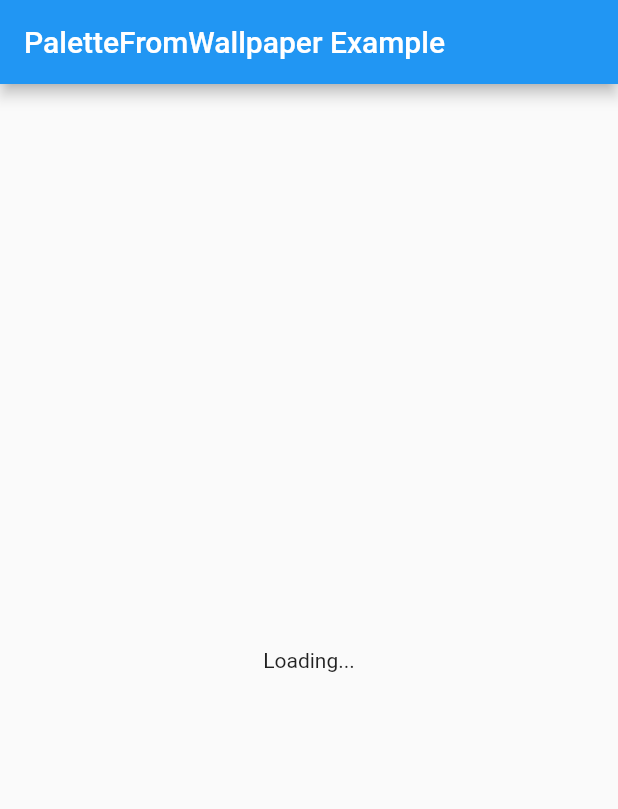
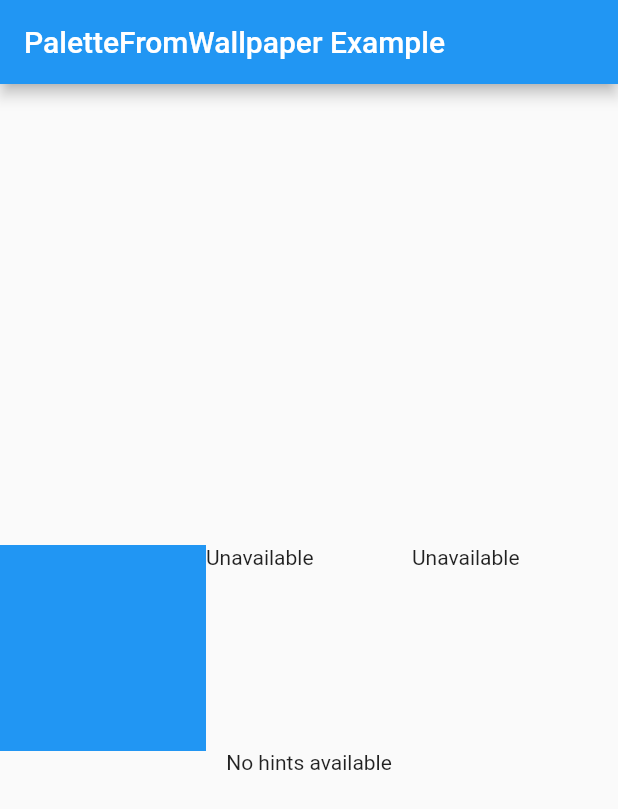
Before and after one commit to KalilDev/palette_from_wallpaper, a Flutter app: the screen it shows after launch, on a phone screen of 412 x 824 dp. Shown: the top 809 px of the screen. Run offline on Flutter 3.47's test engine with Material 2 defaults, Android fonts, the phone set to English and light mode, and no system bars.

```diff
--- a/example/lib/main.dart
+++ b/example/lib/main.dart
@@ -1,11 +1,15 @@
 import 'package:flutter/material.dart';
 import 'dart:async';
 
-import 'package:flutter/services.dart';
 import 'package:palette_from_wallpaper/palette_from_wallpaper.dart';
 
 void main() {
-  runApp(MyApp());
+  runPlatformThemedApp(
+    MyApp(),
+    onError: (e) => PlatformPalette(primaryColor: Colors.red),
+    initialOrFallback: () => PlatformPalette(primaryColor: Colors.blue),
+    startEagerly: true,
+  );
 }
 
 class MyApp extends StatefulWidget {
@@ -14,9 +18,8 @@ class MyApp extends StatefulWidget {
 }
 
 class _MyAppState extends State<MyApp> {
-  PlatformPalette? _platformPalette;
-  Object? error;
   StreamSubscription? subscription;
+  final scaffold = GlobalKey<ScaffoldState>();
 
   void dispose() {
     subscription?.cancel();
@@ -26,7 +29,8 @@ class _MyAppState extends State<MyApp> {
     if (!mounted) {
       return;
     }
-    setState(() => _platformPalette = palette);
+    scaffold.currentState!
+        .showSnackBar(SnackBar(content: Text('Updated theme!')));
   }
 
   @override
@@ -36,26 +40,11 @@ class _MyAppState extends State<MyApp> {
   }
 
   // Platform messages are asynchronous, so we initialize in an async method.
-  Future<void> initPlatformState() async {
-    PlatformPalette? platformPalette;
-    // Platform messages may fail, so we use a try/catch PlatformException.
-    // We also handle the message potentially returning null.
+  void initPlatformState() {
     try {
-      platformPalette = await PaletteFromWallpaper.getPalette();
-    } on PlatformException catch (e) {
-      error = e;
-    }
-
-    // If the widget was removed from the tree while the asynchronous platform
-    // message was in flight, we want to discard the reply rather than calling
-    // setState to update our non-existent appearance.
-    if (!mounted) return;
-    subscription =
-        PaletteFromWallpaper.paletteUpdates.listen(_onPlatformUpdate);
-
-    setState(() {
-      _platformPalette = platformPalette;
-    });
+      subscription =
+          PaletteFromWallpaper.paletteUpdates.listen(_onPlatformUpdate);
+    } on Object {}
   }
 
   Widget square(Color? color) => Expanded(
@@ -74,17 +63,17 @@ class _MyAppState extends State<MyApp> {
         children: [
           Row(
             children: [
-              square(_platformPalette!.primaryColor),
-              square(_platformPalette!.secondaryColor),
-              square(_platformPalette!.tertiaryColor),
+              square(context.palette.primaryColor),
+              square(context.palette.secondaryColor),
+              square(context.palette.tertiaryColor),
             ],
             mainAxisSize: MainAxisSize.max,
           ),
-          if (_platformPalette!.colorHints != null) ...[
+          if (context.palette.colorHints != null) ...[
             Text('HINT_SUPPORTS_DARK_TEXT: '
-                '${_platformPalette!.colorHints! & PlatformPalette.HINT_SUPPORTS_DARK_TEXT}'),
+                '${context.palette.colorHints! & PlatformPalette.HINT_SUPPORTS_DARK_TEXT}'),
             Text('HINT_SUPPORTS_DARK_THEME: '
-                '${_platformPalette!.colorHints! & PlatformPalette.HINT_SUPPORTS_DARK_THEME}'),
+                '${context.palette.colorHints! & PlatformPalette.HINT_SUPPORTS_DARK_THEME}'),
           ] else
             Text('No hints available')
         ],
@@ -94,13 +83,13 @@ class _MyAppState extends State<MyApp> {
   Widget build(BuildContext context) {
     return MaterialApp(
       home: Scaffold(
+        key: scaffold,
         appBar: AppBar(
           title: const Text('PaletteFromWallpaper Example'),
+          backgroundColor: context.palette.primaryColor,
         ),
         body: Center(
-          child: _platformPalette != null
-              ? palette(context)
-              : Text(error == null ? 'Loading...' : 'Error: $error'),
+          child: palette(context),
         ),
       ),
     );
--- a/lib/palette_from_wallpaper.dart
+++ b/lib/palette_from_wallpaper.dart
@@ -1,79 +1,2 @@
-// You have generated a new plugin project without
-// specifying the `--platforms` flag. A plugin project supports no platforms is generated.
-// To add platforms, run `flutter create -t plugin --platforms <platforms> .` under the same
-// directory. You can also find a detailed instruction on how to add platforms in the `pubspec.yaml` at https://flutter.dev/docs/development/packages-and-plugins/developing-packages#plugin-platforms.
-
-import 'dart:async';
-
-import 'package:flutter/material.dart';
-import 'package:flutter/services.dart';
-
-class PaletteFromWallpaper {
-  static const MethodChannel _methodChannel =
-      MethodChannel('palette_from_wallpaper');
-
-  static const EventChannel _eventChannel = EventChannel('UPDATES');
-
-  static final Stream<PlatformPalette> paletteUpdates = _eventChannel
-      .receiveBroadcastStream()
-      .map((event) => PlatformPalette._fromMap(event as Map<dynamic, dynamic>));
-
-  /// Get the [PlatformPalette] from the native implementation
-  static Future<PlatformPalette?> getPalette() async {
-    final paletteMap =
-        await _methodChannel.invokeMethod<Map<dynamic, dynamic>>('getPalette');
-    if (paletteMap == null) {
-      return null;
-    }
-    return PlatformPalette._fromMap(paletteMap);
-  }
-
-  /// Get the [PlatformPalette] from the native implementation, while swallowing
-  /// errors for an more convenient usage
-  static Future<PlatformPalette?> get palette async {
-    try {
-      return getPalette();
-    } on PlatformException {
-      return null;
-    }
-  }
-}
-
-class PlatformPalette {
-  factory PlatformPalette._fromMap(Map<dynamic, dynamic> map) {
-    final primary = map['primaryColor'] as int;
-    final secondary = map['secondaryColor'] as int?;
-    final tertiary = map['tertiaryColor'] as int?;
-    final colorHints = map['colorHints'] as int?;
-    return PlatformPalette(
-      primaryColor: Color(primary),
-      secondaryColor: secondary == null ? null : Color(secondary),
-      tertiaryColor: tertiary == null ? null : Color(tertiary),
-      colorHints: colorHints,
-    );
-  }
-
-  const PlatformPalette({
-    required this.primaryColor,
-    this.secondaryColor,
-    this.tertiaryColor,
-    this.colorHints,
-  });
-  final Color primaryColor;
-  final Color? secondaryColor;
-  final Color? tertiaryColor;
-  final int? colorHints;
-
-  /// Specifies that dark text is preferred over the current wallpaper for best
-  /// presentation.
-  ///
-  /// eg. A launcher may set its text color to black if this flag is specified.
-  static const int HINT_SUPPORTS_DARK_TEXT = 1;
-
-  /// Specifies that dark theme is preferred over the current wallpaper for best
-  /// presentation.
-  ///
-  /// eg. A launcher may set its drawer color to black if this flag is
-  /// specified.
-  static const int HINT_SUPPORTS_DARK_THEME = 2;
-}
+export 'src/plugin.dart';
+export 'src/widgets.dart';
--- /dev/null
+++ b/lib/src/plugin.dart
@@ -0,0 +1,82 @@
+// You have generated a new plugin project without
+// specifying the `--platforms` flag. A plugin project supports no platforms is generated.
+// To add platforms, run `flutter create -t plugin --platforms <platforms> .` under the same
+// directory. You can also find a detailed instruction on how to add platforms in the `pubspec.yaml` at https://flutter.dev/docs/development/packages-and-plugins/developing-packages#plugin-platforms.
+
+import 'dart:async';
+
+import 'package:flutter/material.dart';
+import 'package:flutter/services.dart';
+
+class PaletteFromWallpaper {
+  static const MethodChannel _channel =
+      MethodChannel('package:palette_from_wallpaper/method');
+  static const EventChannel _eventChannel =
+      EventChannel('package:palette_from_wallpaper/events');
+
+  static final Stream<PlatformPalette> paletteUpdates = _eventChannel
+      .receiveBroadcastStream()
+      .map((event) => PlatformPalette._fromMap(event as Map<dynamic, dynamic>));
+
+  /// Get the [PlatformPalette] from the native implementation
+  static Future<PlatformPalette?> getPalette({bool nullOk = true}) async {
+    final paletteMap =
+        await _channel.invokeMethod<Map<dynamic, dynamic>>('getPalette');
+    if (paletteMap == null) {
+      if (!nullOk) {
+        throw PlatformException(code: 'NO_PALETTE');
+      }
+      return null;
+    }
+    return PlatformPalette._fromMap(paletteMap);
+  }
+
+  /// Get the [PlatformPalette] from the native implementation, while swallowing
+  /// errors for an more convenient usage
+  static Future<PlatformPalette?> get palette async {
+    try {
+      return getPalette();
+    } on PlatformException {
+      return null;
+    }
+  }
+}
+
+class PlatformPalette {
+  factory PlatformPalette._fromMap(Map<dynamic, dynamic> map) {
+    final primary = map['primaryColor'] as int;
+    final secondary = map['secondaryColor'] as int?;
+    final tertiary = map['tertiaryColor'] as int?;
+    final colorHints = map['colorHints'] as int?;
+    return PlatformPalette(
+      primaryColor: Color(primary),
+      secondaryColor: secondary == null ? null : Color(secondary),
+      tertiaryColor: tertiary == null ? null : Color(tertiary),
+      colorHints: colorHints,
+    );
+  }
+
+  const PlatformPalette({
+    required this.primaryColor,
+    this.secondaryColor,
+    this.tertiaryColor,
+    this.colorHints,
+  });
+  final Color primaryColor;
+  final Color? secondaryColor;
+  final Color? tertiaryColor;
+  final int? colorHints;
+
+  /// Specifies that dark text is preferred over the current wallpaper for best
+  /// presentation.
+  ///
+  /// eg. A launcher may set its text color to black if this flag is specified.
+  static const int HINT_SUPPORTS_DARK_TEXT = 1;
+
+  /// Specifies that dark theme is preferred over the current wallpaper for best
+  /// presentation.
+  ///
+  /// eg. A launcher may set its drawer color to black if this flag is
+  /// specified.
+  static const int HINT_SUPPORTS_DARK_THEME = 2;
+}
--- /dev/null
+++ b/lib/src/widgets.dart
@@ -0,0 +1,159 @@
+import 'dart:async';
+
+import 'package:flutter/material.dart';
+import 'package:flutter/services.dart';
+import 'plugin.dart';
+
+/// Runs the app with an injected [InheritedPalette] at the root of the tree, so
+/// that an [PlatformPalette] is always available.
+///
+/// * On initialization
+/// In case the [initialOrFallback] is defined and [startEagerly] is true, the
+/// app will be started with the [initialOrFallback] palette, and switch to the
+/// platform result once ready.
+///
+/// In case the [startEagerly] is false, the palette will be retrieved, and only
+/// then runApp will be called. [onError] becomes required, and
+/// [initialOrFallback] will be used if provided and the platform returns null.
+///
+/// * On updates
+/// If the stream emits an [PlatformPalette], it will be used. If the stream
+/// emits an error, [onUpdateError] will be called, if specified, and the result
+/// will be used as the new palette, and if the result is null, the palette will
+/// not change. If [onUpdateError] is not defined, the palette will not change.
+void runPlatformThemedApp(
+  Widget home, {
+  PlatformPalette Function()? initialOrFallback,
+  PlatformPalette Function(PlatformException)? onError,
+  PlatformPalette? Function(PlatformException)? onUpdateError,
+  bool startEagerly = false,
+}) async {
+  if (startEagerly) {
+    ArgumentError.checkNotNull(initialOrFallback);
+  }
+  WidgetsFlutterBinding.ensureInitialized();
+  if (initialOrFallback == null || !startEagerly) {
+    ArgumentError.checkNotNull(onError);
+    return PaletteFromWallpaper.getPalette(nullOk: initialOrFallback != null)
+        .onError<MissingPluginException>(
+            (e, s) => throw PlatformException(code: 'MISSING_IMPLEMENTATION'))
+        .onError<PlatformException>((error, stackTrace) => onError!(error))
+        .then((palette) => _PaletteApp(
+              home: home,
+              palette: palette ?? initialOrFallback!(),
+              onUpdateError: onUpdateError,
+            ))
+        .then(runApp);
+  }
+  return runApp(_PaletteApp(
+    home: home,
+    palette: initialOrFallback(),
+    onUpdateError: onUpdateError,
+    maybeFuturePalette: PaletteFromWallpaper.getPalette()
+        .onError<MissingPluginException>(
+            (e, s) => throw PlatformException(code: 'MISSING_IMPLEMENTATION'))
+        .onError<PlatformException>((e, s) => onError?.call(e))
+        .then((value) => value ?? initialOrFallback()),
+  ));
+}
+
+class _PaletteApp extends StatefulWidget {
+  final Widget home;
+  final PlatformPalette palette;
+  final Future<PlatformPalette>? maybeFuturePalette;
+  final PlatformPalette? Function(PlatformException)? onUpdateError;
+  const _PaletteApp({
+    Key? key,
+    required this.home,
+    required this.palette,
+    this.onUpdateError,
+    this.maybeFuturePalette,
+  }) : super(key: key);
+
+  @override
+  _PaletteAppState createState() => _PaletteAppState();
+}
+
+class _PaletteAppState extends State<_PaletteApp> {
+  late PlatformPalette palette;
+  StreamSubscription? subscription;
+  void initState() {
+    super.initState();
+    palette = widget.palette;
+
+    if (widget.maybeFuturePalette != null) {
+      _initWithFuture();
+      return;
+    }
+    _initSubscription();
+  }
+
+  void dispose() {
+    subscription?.cancel();
+    super.dispose();
+  }
+
+  void _initWithFuture() async {
+    try {
+      final palette = await widget.maybeFuturePalette!;
+      _onUpdate(palette);
+    } finally {
+      _initSubscription();
+    }
+  }
+
+  void _onUpdate(PlatformPalette palette) {
+    if (!mounted) {
+      return;
+    }
+    if (palette == this.palette) {
+      return;
+    }
+    setState(() => this.palette = palette);
+  }
+
+  void _initSubscription() {
+    if (!mounted) {
+      return;
+    }
+    try {
+      subscription = PaletteFromWallpaper.paletteUpdates
+          .cast<PlatformPalette?>()
+          .handleError(
+              (e, s) => throw PlatformException(code: 'MISSING_IMPLEMENTATION'),
+              test: (e) => e is MissingPluginException)
+          .handleError((Object error) =>
+              widget.onUpdateError?.call(error as PlatformException))
+          .where((event) => event != null)
+          .cast<PlatformPalette>()
+          .listen(_onUpdate);
+    } on PlatformException catch (e) {
+      widget.onUpdateError?.call(e);
+    } on MissingPluginException {
+      widget.onUpdateError
+          ?.call(PlatformException(code: 'MISSING_IMPLEMENTATION'));
+    }
+  }
+
+  @override
+  Widget build(BuildContext context) {
+    return InheritedPalette(palette, widget.home);
+  }
+}
+
+class InheritedPalette extends InheritedWidget {
+  final PlatformPalette palette;
+
+  InheritedPalette(this.palette, Widget child) : super(child: child);
+
+  static PlatformPalette of(BuildContext context) =>
+      context.dependOnInheritedWidgetOfExactType<InheritedPalette>()!.palette;
+
+  @override
+  bool updateShouldNotify(InheritedPalette oldWidget) =>
+      palette != oldWidget.palette;
+}
+
+extension ContextE on BuildContext {
+  PlatformPalette get palette => InheritedPalette.of(this);
+}
```
Also changed, not shown: example/analysis_options.yaml (added, +29 -0 lines), 11 other files.
